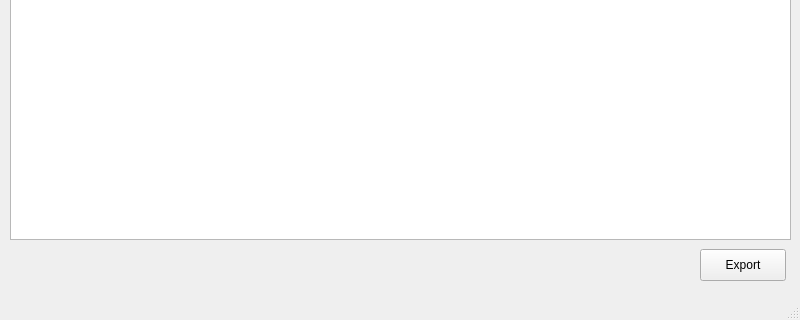
wichmann/moodle2pdf, file moodleeditor.ui: the form before one commit; both pictures show x 0 to 800 and y 480 to 800 of the 800 by 800 pixel window.
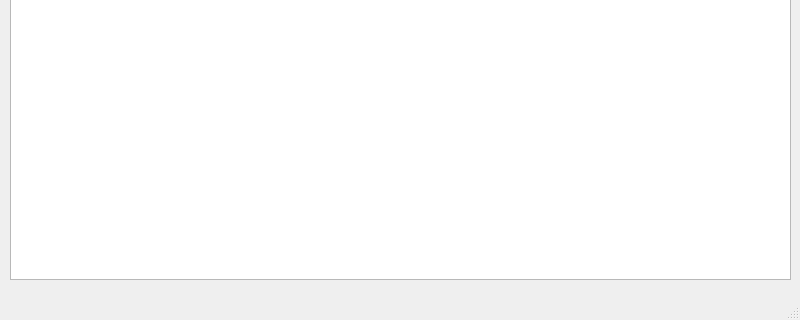
The form after the commit.

Commit message: Added status bar with progress indicator.

```diff
--- a/moodleeditor.ui
+++ b/moodleeditor.ui
@@ -10,6 +10,12 @@
     <height>800</height>
    </rect>
   </property>
+  <property name="minimumSize">
+   <size>
+    <width>800</width>
+    <height>800</height>
+   </size>
+  </property>
   <property name="windowTitle">
    <string>MoodleEditor</string>
   </property>
@@ -20,7 +26,7 @@
       <x>10</x>
       <y>10</y>
       <width>781</width>
-      <height>691</height>
+      <height>731</height>
      </rect>
     </property>
     <column>
@@ -42,19 +48,6 @@
      </property>
     </item>
    </widget>
-   <widget class="QPushButton" name="exportButton">
-    <property name="geometry">
-     <rect>
-      <x>700</x>
-      <y>710</y>
-      <width>86</width>
-      <height>32</height>
-     </rect>
-    </property>
-    <property name="text">
-     <string>Export</string>
-    </property>
-   </widget>
   </widget>
   <widget class="QMenuBar" name="menubar">
    <property name="geometry">
```
The commit also changes 1 other file.
